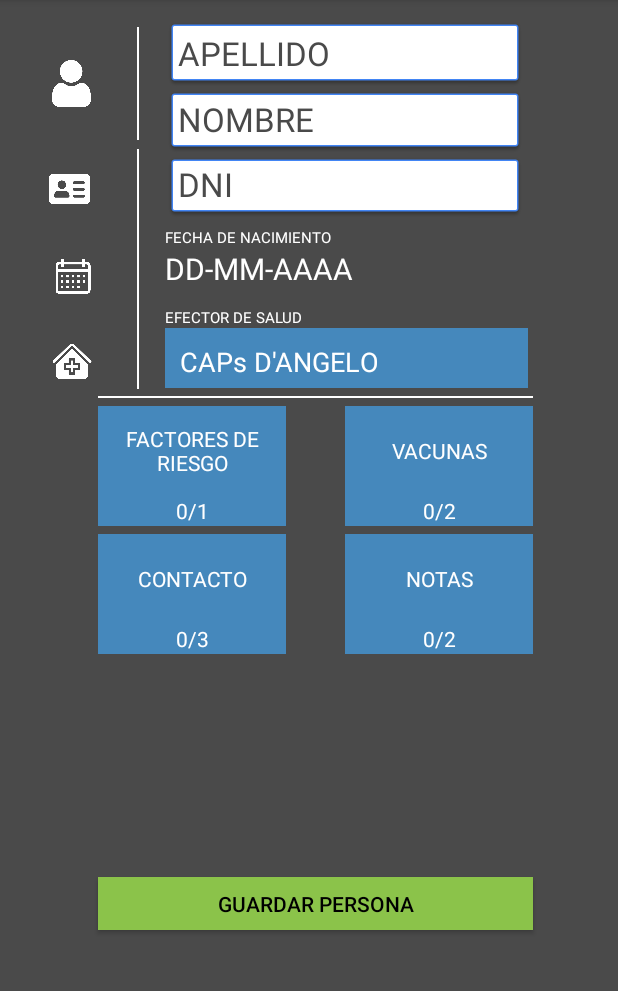
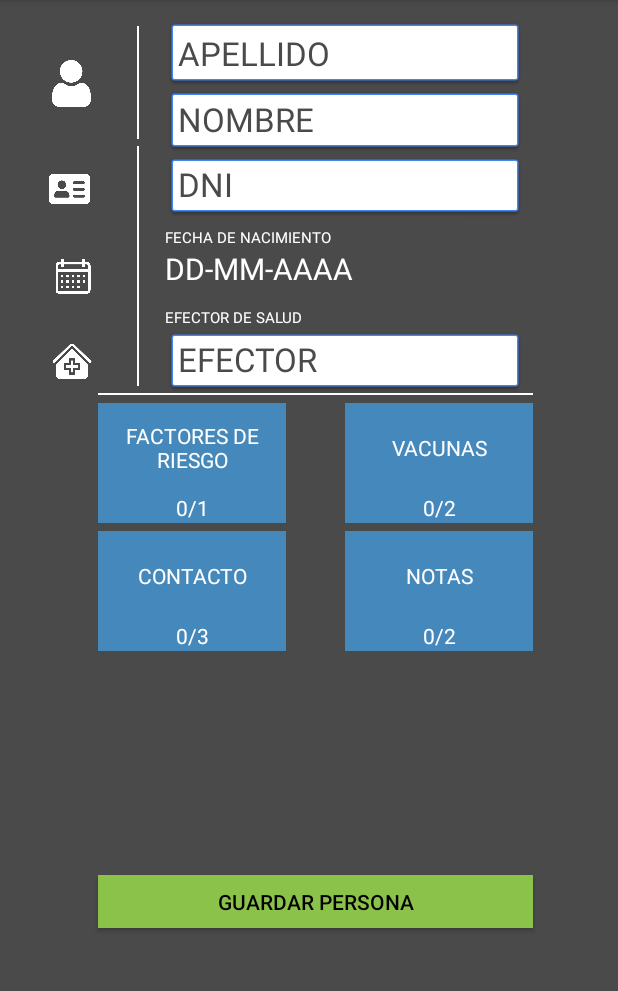
Before and after one commit to ernestosa95/RelevAr, an Android app: the persona screen opened directly, with no data from a screen before it, on a phone screen of 412 x 824 dp, the part 84-1075 px from its top. Run offline under Robolectric (Android 15) with nearby library versions, the phone set to English and light mode, and no system bars.

```diff
--- a/app/src/main/java/com/example/relevar/persona.java
+++ b/app/src/main/java/com/example/relevar/persona.java
@@ -58,7 +58,7 @@ public class persona extends AppCompatActivity {
     private String telefonocelular="", telefonofijo="", direccionmail="", date="DD-MM-AAAA";
 
     // Defino de manera global los EditText para ingresar informacion
-    private EditText dni, Apellido, Nombre, Edad, celular, fijo, mail, obs, lotevacuna;
+    private EditText dni, Apellido, Nombre, Efector, celular, fijo, mail, obs, lotevacuna;
 
     // Defino de manera global los TextView para mostrar informacion
     private TextView fecha, tipovacuna, limp, Riesgo, AvRiesgo, Vacuna, Contacto, Observacion, AvVacuna, AvContacto, AvObs;
@@ -99,6 +99,7 @@ public class persona extends AppCompatActivity {
         dni = (EditText) findViewById(R.id.DNI);
         Apellido = (EditText) findViewById(R.id.APELLIDO);
         Nombre = (EditText) findViewById(R.id.NOMBRE);
+        Efector = (EditText) findViewById(R.id.EFECTOR);
         Vacuna = (TextView) findViewById(R.id.VACUNA);
         Riesgo = (TextView) findViewById(R.id.RIESGO);
         Contacto = (TextView) findViewById(R.id.CONTACTO);
@@ -110,7 +111,7 @@ public class persona extends AppCompatActivity {
         AvObs=(TextView) findViewById(R.id.AvanceObservaciones);
 
         // Defino el Spinner de los efectores
-        Sp1 = (Spinner) findViewById(R.id.efector);
+        /*Sp1 = (Spinner) findViewById(R.id.efector);
         categorias.add("CAPs D'ANGELO");
         categorias.add("CAPs ANTARTIDA (CIC)");
         categorias.add("CAPs SAN MARTIN");
@@ -119,7 +120,7 @@ public class persona extends AppCompatActivity {
         categorias.add("HOSP. SAN MARTIN");
         categorias.add("HOSP. BAXADA");
         ArrayAdapter<String> comboAdapter = new ArrayAdapter<String>(this, R.layout.spiner_personalizado, categorias);//Cargo el spinner con los datos
-        Sp1.setAdapter(comboAdapter);
+        Sp1.setAdapter(comboAdapter);*/
 
         // Construyo el widget para la fecha
         Date = new DatePickerDialog.OnDateSetListener() {
@@ -1118,7 +1119,7 @@ public class persona extends AppCompatActivity {
         if(Nombre.getText().toString()!=null){Persona.Nombre=Nombre.getText().toString();}
         if(Apellido.getText().toString()!=null){Persona.Apellido=Apellido.getText().toString();}
         if(dni.getText().toString()!=null){Persona.DNI=dni.getText().toString();}
-        if(Sp1.getSelectedItem().toString()!=null){Persona.Efector=Sp1.getSelectedItem().toString();}
+        if(Efector.getText().toString()!=null){Persona.Efector=Efector.getText().toString();}
 
         // Si uno de los campos listados abajo es nulo lo reemplazo por S/D
         if(Persona.Edad==null){Persona.Edad="";}
--- a/app/src/main/res/layout/activity_persona.xml
+++ b/app/src/main/res/layout/activity_persona.xml
@@ -37,6 +37,24 @@
         app:layout_constraintHorizontal_bias="0.0"
         app:layout_constraintStart_toStartOf="@+id/NOMBRE"
         app:layout_constraintTop_toBottomOf="@+id/NOMBRE" />
+
+    <EditText
+        android:id="@+id/EFECTOR"
+        android:layout_width="240dp"
+        android:layout_height="43dp"
+        android:background="@drawable/common_google_signin_btn_icon_dark_normal_background"
+        android:ems="10"
+        android:hint="EFECTOR"
+        android:inputType="text"
+        android:textColor="#000000"
+        android:textColorHighlight="#4588BC"
+        android:textColorHint="#4A4A4A"
+        android:textColorLink="#4588BC"
+        android:textSize="22sp"
+        app:layout_constraintEnd_toEndOf="parent"
+        app:layout_constraintHorizontal_bias="0.0"
+        app:layout_constraintStart_toStartOf="@+id/textViewfechanac2"
+        app:layout_constraintTop_toBottomOf="@+id/textViewfechanac2" />
 
     <EditText
         android:id="@+id/NOMBRE"
@@ -120,14 +138,6 @@
         app:layout_constraintTop_toBottomOf="@+id/imageView6"
         app:srcCompat="@drawable/hospital" />
 
-    <Spinner
-        android:id="@+id/efector"
-        android:layout_width="242dp"
-        android:layout_height="40dp"
-        android:background="#4588BC"
-        app:layout_constraintStart_toStartOf="@+id/textViewfechanac2"
-        app:layout_constraintTop_toBottomOf="@+id/textViewfechanac2" />
-
     <TextView
         android:id="@+id/fecha"
         android:layout_width="wrap_content"
@@ -175,12 +185,11 @@
         android:id="@+id/divider2"
         android:layout_width="290dp"
         android:layout_height="1dp"
-        android:layout_marginTop="5dp"
         android:background="#FFFFFF"
         app:layout_constraintEnd_toEndOf="parent"
         app:layout_constraintHorizontal_bias="0.537"
         app:layout_constraintStart_toStartOf="parent"
-        app:layout_constraintTop_toBottomOf="@+id/efector" />
+        app:layout_constraintTop_toBottomOf="@+id/EFECTOR" />
 
     <View
         android:id="@+id/divider6"
```
